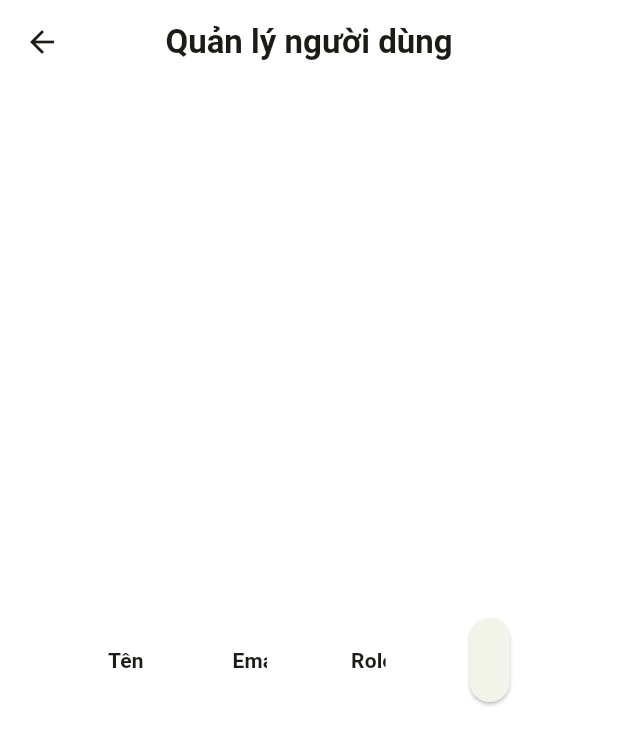
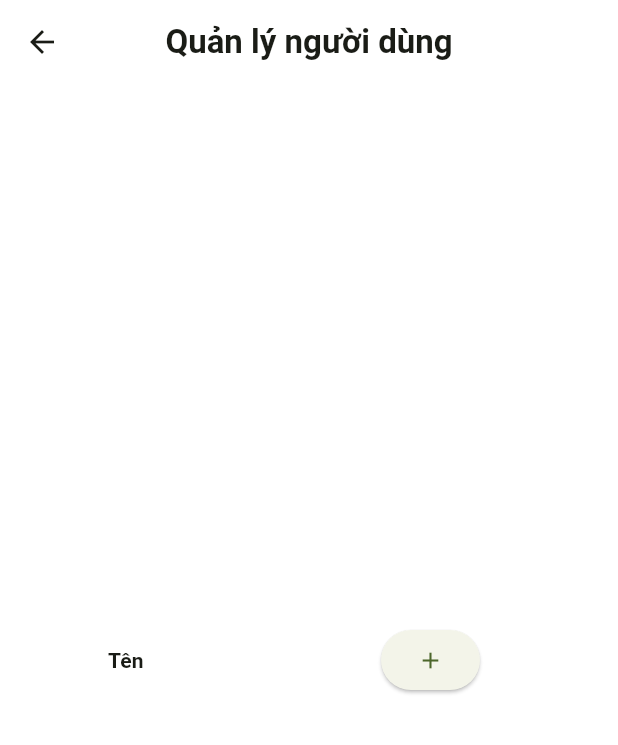
Before and after one commit to hieuvo8ampitech/vmh_application, a Flutter app: the UserView screen opened by its route, on a phone screen of 412 x 824 dp. Shown: the top 745 px of the screen. Run offline on Flutter 3.47's test engine with Material 3 defaults, Android fonts, the phone set to English and light mode, and no system bars; drawn by our look-alikes of data_table_2; our stand-ins replace flutter_dotenv, flutter_svg, get, get_storage, google_fonts, supabase_flutter; accounts and stored records are empty; Roboto replaces fonts that are missing (Asap).

Commit message:
refactor: improve code structure and readability

```diff
--- a/lib/app/modules/user/views/user_view.dart
+++ b/lib/app/modules/user/views/user_view.dart
@@ -3,6 +3,7 @@ import 'package:flutter/material.dart';
 
 import 'package:get/get.dart';
 import 'package:vmh_application/app/helpers/constants.dart';
+import 'package:vmh_application/app/helpers/responsive.dart';
 
 import '../controllers/user_controller.dart';
 
@@ -19,33 +20,90 @@ class UserView extends GetView<UserController> {
         centerTitle: true,
       ),
       body: Center(
-        child: Obx(
-          () => Padding(
+        child: Padding(
           padding: const EdgeInsets.all(defaultPadding * 3),
-            child: DataTable2(
+          child: Responsive.isDesktop(context) || Responsive.isTablet(context)
+              ? LargeTable(controller: controller)
+              : SmallTable(controller: controller),
+        ),
+      ),
+    );
+  }
+}
+
+class SmallTable extends StatelessWidget {
+  const SmallTable({super.key, required this.controller});
+
+  final UserController controller;
+
+  @override
+  Widget build(BuildContext context) {
+    return Obx(
+      () => DataTable2(
         columns: [
-                DataColumn(
-                  label: Text(
-                    'Tên',
-                    style: TextStyle(fontWeight: FontWeight.bold),
+          DataColumn2(
+            label: Text('Tên', style: TextStyle(fontWeight: FontWeight.bold)),
           ),
-                  columnWidth: FlexColumnWidth(15),
+          DataColumn2(
+            label: Center(
+              child: ElevatedButton(onPressed: () {}, child: Icon(Icons.add)),
             ),
-                DataColumn(
-                  label: Text(
-                    'Email',
-                    style: TextStyle(fontWeight: FontWeight.bold),
           ),
-                  columnWidth: FlexColumnWidth(15),
+        ],
+        rows: controller.users
+            .map(
+              (user) => DataRow(
+                cells: [
+                  DataCell(Text(user.fullName)),
+                  DataCell(
+                    Center(
+                      child: IconButton(
+                        icon: Icon(Icons.edit),
+                        onPressed: () {
+                          // Handle edit action
+                        },
                       ),
-                DataColumn(
-                  label: Text(
-                    'Role',
-                    style: TextStyle(fontWeight: FontWeight.bold),
                     ),
-                  columnWidth: FlexColumnWidth(2),
                   ),
-                DataColumn(
+                ],
+              ),
+            )
+            .toList(),
+      ),
+    );
+  }
+}
+
+class LargeTable extends StatelessWidget {
+  const LargeTable({super.key, required this.controller});
+
+  final UserController controller;
+
+  @override
+  Widget build(BuildContext context) {
+    return Obx(
+      () => DataTable2(
+        columns: [
+          DataColumn2(
+            label: Text('Tên', style: TextStyle(fontWeight: FontWeight.bold)),
+            size: ColumnSize.M,
+          ),
+          DataColumn2(
+            label: Text('Email', style: TextStyle(fontWeight: FontWeight.bold)),
+            size: ColumnSize.L,
+          ),
+          Responsive.isDesktop(context)
+              ? DataColumn2(
+                  label:
+                      Text('Vai trò', style: TextStyle(fontWeight: FontWeight.bold)),
+                  size: ColumnSize.S,
+                )
+              : DataColumn2(
+                  label: Text('Vai trò',
+                      style: TextStyle(fontWeight: FontWeight.bold)),
+                  size: ColumnSize.M,
+                ),
+          DataColumn2(
             label: Center(
               child: ElevatedButton(
                 onPressed: () {},
@@ -55,7 +113,7 @@ class UserView extends GetView<UserController> {
                 ),
               ),
             ),
-                  columnWidth: FlexColumnWidth(2),
+            fixedWidth: 200,
           ),
         ],
         rows: controller.users
@@ -80,9 +138,6 @@ class UserView extends GetView<UserController> {
             )
             .toList(),
       ),
-          ),
-        ),
-      ),
     );
   }
 }
```
Lines whose indentation alone changed are shown as unchanged.
